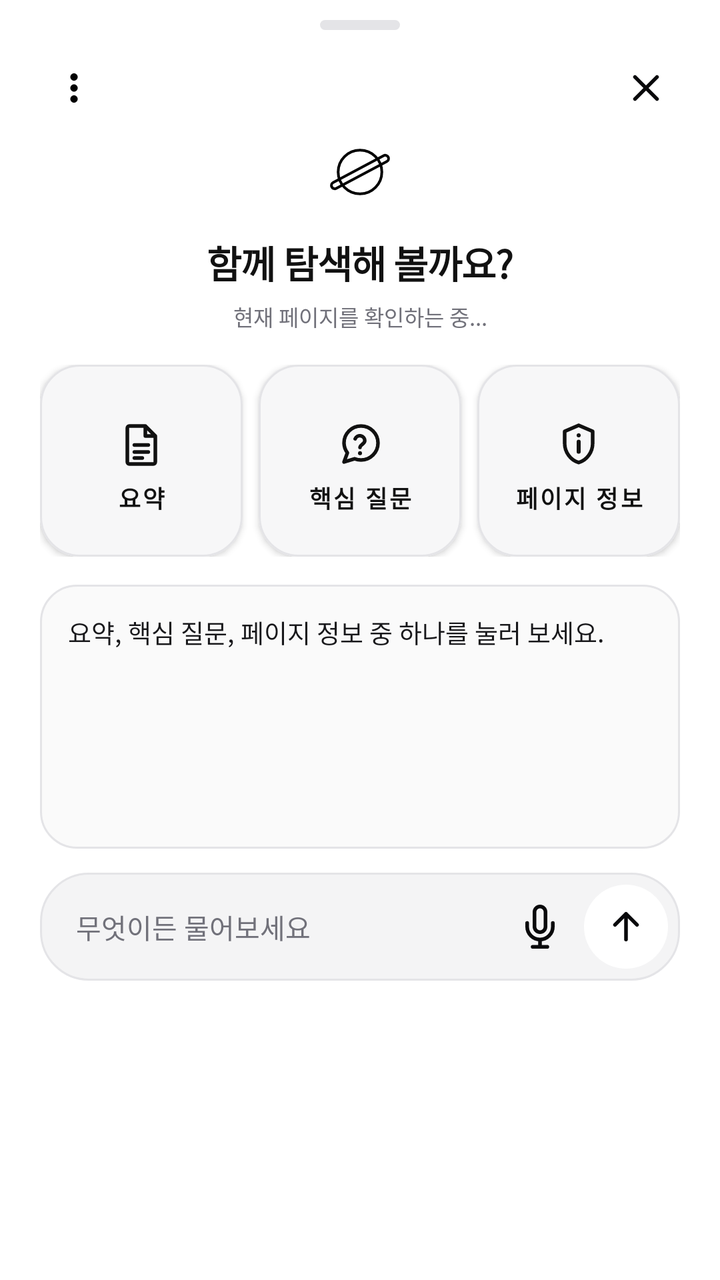
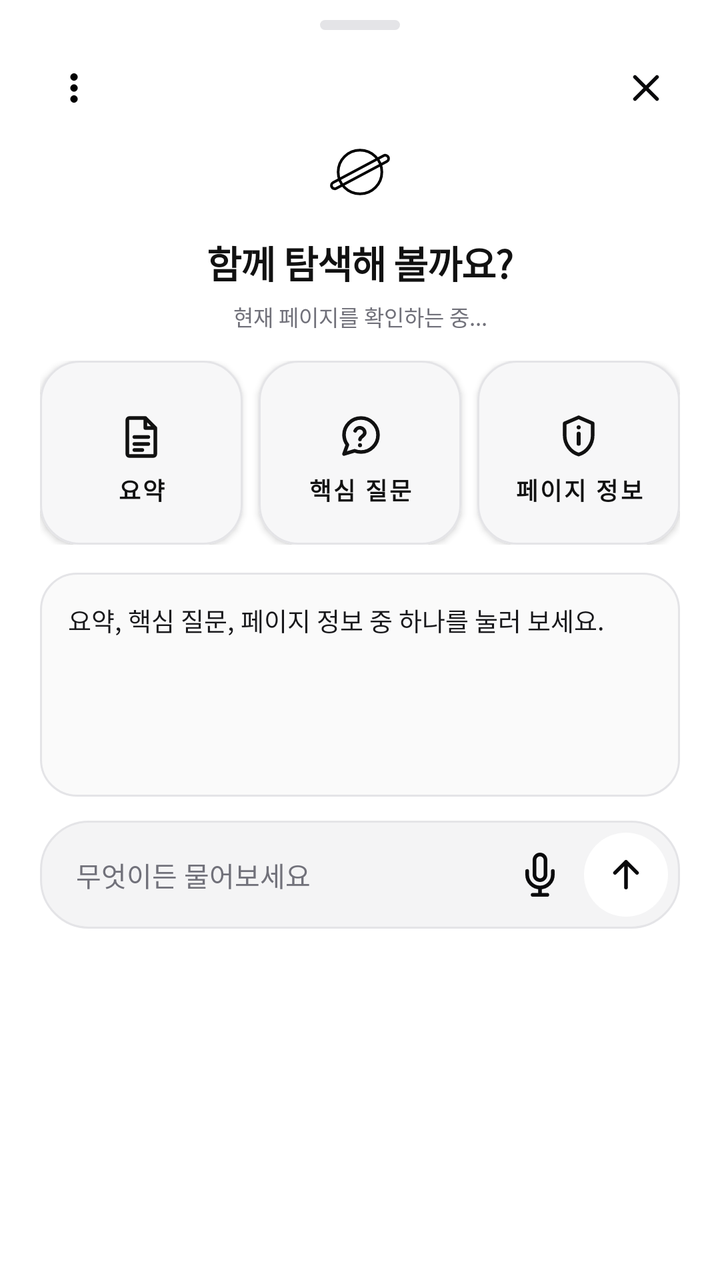

Compare the two renders of this Android layout. The source of the first and the diff that turns it into the second are given below.
<!-- AndroidManifest.xml: application theme Theme.CreamAiHub -->
<!-- res/layout/dialog_summary_bottom_sheet.xml -->
<?xml version="1.0" encoding="utf-8"?>
<LinearLayout
    xmlns:android="http://schemas.android.com/apk/res/android"
    xmlns:app="http://schemas.android.com/apk/res-auto"
    android:id="@+id/layoutAiSheetRoot"
    android:layout_width="match_parent"
    android:layout_height="wrap_content"
    android:orientation="vertical"
    android:paddingHorizontal="20dp"
    android:paddingTop="8dp"
    android:paddingBottom="18dp"
    android:background="@drawable/bg_bottom_sheet">

    
    <View
        android:id="@+id/viewSheetHandle"
        android:layout_width="40dp"
        android:layout_height="5dp"
        android:layout_gravity="center_horizontal"
        android:layout_marginTop="2dp"
        android:layout_marginBottom="10dp"
        android:background="@drawable/bg_ai_handle" />

    
    <FrameLayout
        android:layout_width="match_parent"
        android:layout_height="38dp">

        <ImageView
            android:id="@+id/btnSheetMenu"
            android:layout_width="34dp"
            android:layout_height="34dp"
            android:layout_gravity="start|center_vertical"
            android:padding="6dp"
            android:src="@drawable/ic_more_vert"
            android:background="?attr/selectableItemBackgroundBorderless"
            android:contentDescription="메뉴" />

        <ImageView
            android:id="@+id/btnCloseSheet"
            android:layout_width="34dp"
            android:layout_height="34dp"
            android:layout_gravity="end|center_vertical"
            android:padding="6dp"
            android:src="@drawable/ic_close"
            android:background="?attr/selectableItemBackgroundBorderless"
            android:contentDescription="닫기" />
    </FrameLayout>

    
    <ImageView
        android:id="@+id/ivSheetLogo"
        android:layout_width="42dp"
        android:layout_height="42dp"
        android:layout_gravity="center_horizontal"
        android:layout_marginTop="2dp"
        android:src="@drawable/ic_planet_logo"
        android:contentDescription="브라우저 로고" />

    
    <TextView
        android:id="@+id/tvSheetTitle"
        android:layout_width="match_parent"
        android:layout_height="wrap_content"
        android:layout_marginTop="10dp"
        android:gravity="center"
        android:text="함께 탐색해 볼까요?"
        android:textSize="19sp"
        android:textStyle="bold"
        android:letterSpacing="-0.02"
        android:textColor="#111111" />

    
    <TextView
        android:id="@+id/tvSharedUrl"
        android:layout_width="match_parent"
        android:layout_height="wrap_content"
        android:layout_marginTop="5dp"
        android:layout_marginBottom="16dp"
        android:gravity="center"
        android:maxLines="1"
        android:ellipsize="end"
        android:text="현재 페이지를 확인하는 중..."
        android:textSize="11sp"
        android:textColor="#71717A" />

    
    <LinearLayout
        android:layout_width="match_parent"
        android:layout_height="wrap_content"
        android:orientation="horizontal"
        android:layout_marginBottom="14dp">

        <com.google.android.material.button.MaterialButton
            android:id="@+id/btnQuickSummary"
            android:layout_width="0dp"
            android:layout_height="96dp"
            android:layout_weight="1"
            android:layout_marginEnd="8dp"
            android:minWidth="0dp"
            android:minHeight="0dp"
            android:insetTop="0dp"
            android:insetBottom="0dp"
            android:paddingTop="16dp"
            android:paddingBottom="12dp"
            android:paddingHorizontal="4dp"
            android:gravity="center"
            android:text="요약"
            android:textSize="12sp"
            android:textStyle="bold"
            android:textAllCaps="false"
            android:textColor="#111111"
            android:backgroundTint="#F7F7F8"
            app:cornerRadius="20dp"
            app:strokeWidth="1dp"
            app:strokeColor="#E4E4E7"
            app:icon="@drawable/ic_ai_summary"
            app:iconSize="24dp"
            app:iconGravity="textTop"
            app:iconPadding="9dp"
            app:iconTint="#111111" />

        <com.google.android.material.button.MaterialButton
            android:id="@+id/btnQuickQuestions"
            android:layout_width="0dp"
            android:layout_height="96dp"
            android:layout_weight="1"
            android:layout_marginEnd="8dp"
            android:minWidth="0dp"
            android:minHeight="0dp"
            android:insetTop="0dp"
            android:insetBottom="0dp"
            android:paddingTop="16dp"
            android:paddingBottom="12dp"
            android:paddingHorizontal="4dp"
            android:gravity="center"
            android:text="핵심 질문"
            android:textSize="12sp"
            android:textStyle="bold"
            android:textAllCaps="false"
            android:textColor="#111111"
            android:backgroundTint="#F7F7F8"
            app:cornerRadius="20dp"
            app:strokeWidth="1dp"
            app:strokeColor="#E4E4E7"
            app:icon="@drawable/ic_ai_question"
            app:iconSize="24dp"
            app:iconGravity="textTop"
            app:iconPadding="9dp"
            app:iconTint="#111111" />

        <com.google.android.material.button.MaterialButton
            android:id="@+id/btnQuickPageInfo"
            android:layout_width="0dp"
            android:layout_height="96dp"
            android:layout_weight="1"
            android:minWidth="0dp"
            android:minHeight="0dp"
            android:insetTop="0dp"
            android:insetBottom="0dp"
            android:paddingTop="16dp"
            android:paddingBottom="12dp"
            android:paddingHorizontal="4dp"
            android:gravity="center"
            android:text="페이지 정보"
            android:textSize="12sp"
            android:textStyle="bold"
            android:textAllCaps="false"
            android:textColor="#111111"
            android:backgroundTint="#F7F7F8"
            app:cornerRadius="20dp"
            app:strokeWidth="1dp"
            app:strokeColor="#E4E4E7"
            app:icon="@drawable/ic_ai_page_info"
            app:iconSize="24dp"
            app:iconGravity="textTop"
            app:iconPadding="9dp"
            app:iconTint="#111111" />
    </LinearLayout>

    
    <androidx.core.widget.NestedScrollView
        android:id="@+id/scrollSheetResult"
        android:layout_width="match_parent"
        android:layout_height="132dp"
        android:layout_marginBottom="12dp"
        android:fillViewport="true"
        android:background="@drawable/bg_result_box"
        android:padding="14dp">

        <LinearLayout
            android:id="@+id/layoutChatMessages"
            android:layout_width="match_parent"
            android:layout_height="wrap_content"
            android:orientation="vertical">

            <TextView
                android:id="@+id/tvSummaryResult"
                android:layout_width="match_parent"
                android:layout_height="wrap_content"
                android:text="요약, 핵심 질문, 페이지 정보 중 하나를 눌러 보세요."
                android:textSize="12.5sp"
                android:lineSpacingExtra="3dp"
                android:textColor="#18181B" />
        </LinearLayout>
    </androidx.core.widget.NestedScrollView>

    <ProgressBar
        android:id="@+id/sheetProgressBar"
        android:layout_width="20dp"
        android:layout_height="20dp"
        android:layout_gravity="center_horizontal"
        android:layout_marginBottom="8dp"
        android:visibility="gone" />

    
    <LinearLayout
        android:id="@+id/layoutSheetInput"
        android:layout_width="match_parent"
        android:layout_height="54dp"
        android:orientation="horizontal"
        android:gravity="center_vertical"
        android:paddingStart="18dp"
        android:paddingEnd="6dp"
        android:background="@drawable/bg_input_box">

        <EditText
            android:id="@+id/etSheetQuery"
            android:layout_width="0dp"
            android:layout_height="match_parent"
            android:layout_weight="1"
            android:hint="무엇이든 물어보세요"
            android:textSize="13.5sp"
            android:textColor="#111111"
            android:textColorHint="#71717A"
            android:textCursorDrawable="@drawable/cursor_black"
            android:background="@null"
            android:imeOptions="actionSend"
            android:inputType="text|textCapSentences"
            android:maxLines="1"
            android:paddingVertical="0dp" />

        <ImageView
            android:id="@+id/btnSheetMic"
            android:layout_width="36dp"
            android:layout_height="36dp"
            android:padding="7dp"
            android:src="@drawable/ic_mic"
            android:background="?attr/selectableItemBackgroundBorderless"
            android:layout_marginEnd="4dp"
            android:contentDescription="음성 입력" />

        <ImageView
            android:id="@+id/btnSheetSend"
            android:layout_width="42dp"
            android:layout_height="42dp"
            android:padding="10dp"
            android:src="@drawable/ic_send_arrow"
            android:background="@drawable/bg_ai_send_circle"
            android:contentDescription="전송" />
    </LinearLayout>

</LinearLayout>
<!-- resources referenced by this layout -->
<resources>
  <!-- drawable bg_ai_handle (drawable) -->
  <?xml version="1.0" encoding="utf-8"?>
  <shape xmlns:android="http://schemas.android.com/apk/res/android">
      <solid android:color="#E4E4E7" />
      <corners android:radius="3dp" />
  </shape>
  <!-- drawable bg_ai_send_circle (drawable) -->
  <?xml version="1.0" encoding="utf-8"?>
  <shape xmlns:android="http://schemas.android.com/apk/res/android"
      android:shape="oval">
      <solid android:color="#FFFFFF" />
  </shape>
  <!-- drawable bg_bottom_sheet (drawable) -->
  <?xml version="1.0" encoding="utf-8"?>
  <shape xmlns:android="http://schemas.android.com/apk/res/android">
      <solid android:color="#FFFFFF" />
      <corners 
          android:topLeftRadius="28dp" 
          android:topRightRadius="28dp" 
          android:bottomLeftRadius="0dp" 
          android:bottomRightRadius="0dp" />
  </shape>
  <!-- drawable bg_input_box (drawable) -->
  <?xml version="1.0" encoding="utf-8"?>
  <shape xmlns:android="http://schemas.android.com/apk/res/android">
      <solid android:color="#F4F4F5" />
      <stroke android:width="1dp" android:color="#E4E4E7" />
      <corners android:radius="24dp" />
  </shape>
  <!-- drawable bg_result_box (drawable) -->
  <?xml version="1.0" encoding="utf-8"?>
  <shape xmlns:android="http://schemas.android.com/apk/res/android">
      <solid android:color="#FAFAFA" />
      <stroke android:width="1dp" android:color="#E4E4E7" />
      <corners android:radius="18dp" />
  </shape>
  <!-- drawable cursor_black (drawable) -->
  <?xml version="1.0" encoding="utf-8"?>
  <shape xmlns:android="http://schemas.android.com/apk/res/android"
      android:shape="rectangle">
      <size android:width="2dp" />
      <solid android:color="#FF000000" />
  </shape>
  <!-- drawable ic_close (drawable) -->
  <vector xmlns:android="http://schemas.android.com/apk/res/android"
      android:width="24dp"
      android:height="24dp"
      android:viewportWidth="24"
      android:viewportHeight="24">
      <path
          android:strokeColor="#09090B"
          android:strokeWidth="2"
          android:strokeLineCap="round"
          android:strokeLineJoin="round"
          android:pathData="M18,6L6,18M6,6l12,12" />
  </vector>
  <!-- drawable ic_more_vert (drawable) -->
  <vector xmlns:android="http://schemas.android.com/apk/res/android"
      android:width="24dp"
      android:height="24dp"
      android:viewportWidth="24"
      android:viewportHeight="24">
    <path
        android:fillColor="#FF000000"
        android:pathData="M12,8c1.1,0 2,-0.9 2,-2s-0.9,-2 -2,-2 -2,0.9 -2,2 0.9,2 2,2zM12,10c-1.1,0 -2,0.9 -2,2s0.9,2 2,2 2,-0.9 2,-2 -0.9,-2 -2,-2zM12,16c-1.1,0 -2,0.9 -2,2s0.9,2 2,2 2,-0.9 2,-2 -0.9,-2 -2,-2z"/>
  </vector>
  <!-- drawable ic_send_arrow (drawable) -->
  <vector xmlns:android="http://schemas.android.com/apk/res/android"
      android:width="24dp"
      android:height="24dp"
      android:viewportWidth="24"
      android:viewportHeight="24">
      <path
          android:strokeColor="#09090B"
          android:strokeWidth="2"
          android:strokeLineCap="round"
          android:strokeLineJoin="round"
          android:pathData="M12,19V5M12,5l-6,6M12,5l6,6" />
  </vector>
  <style name="Theme.CreamAiHub" parent="Theme.MaterialComponents.DayNight.NoActionBar">
          <item name="colorPrimary">@color/primary_black</item>
          <item name="colorPrimaryVariant">@color/secondary_dark</item>
          <item name="colorOnPrimary">@color/white</item>
          <item name="android:statusBarColor">@color/white</item>
          <item name="android:windowLightStatusBar">true</item>
      </style>
  <color name="primary_black">#09090B</color>
  <color name="secondary_dark">#27272A</color>
  <color name="white">#FFFFFF</color>
  <!-- unchanged entries left out for length: 5 -->
</resources>

<!-- the commit's change to res/layout/dialog_summary_bottom_sheet.xml (unified diff, before → after) -->
@@ -76,7 +76,7 @@
         android:layout_width="match_parent"
         android:layout_height="wrap_content"
         android:layout_marginTop="5dp"
-        android:layout_marginBottom="16dp"
+        android:layout_marginBottom="14dp"
         android:gravity="center"
         android:maxLines="1"
         android:ellipsize="end"
@@ -94,7 +94,7 @@
         <com.google.android.material.button.MaterialButton
             android:id="@+id/btnQuickSummary"
             android:layout_width="0dp"
-            android:layout_height="96dp"
+            android:layout_height="92dp"
             android:layout_weight="1"
             android:layout_marginEnd="8dp"
             android:minWidth="0dp"
@@ -123,7 +123,7 @@
         <com.google.android.material.button.MaterialButton
             android:id="@+id/btnQuickQuestions"
             android:layout_width="0dp"
-            android:layout_height="96dp"
+            android:layout_height="92dp"
             android:layout_weight="1"
             android:layout_marginEnd="8dp"
             android:minWidth="0dp"
@@ -152,7 +152,7 @@
         <com.google.android.material.button.MaterialButton
             android:id="@+id/btnQuickPageInfo"
             android:layout_width="0dp"
-            android:layout_height="96dp"
+            android:layout_height="92dp"
             android:layout_weight="1"
             android:minWidth="0dp"
             android:minHeight="0dp"
@@ -182,7 +182,7 @@
     <androidx.core.widget.NestedScrollView
         android:id="@+id/scrollSheetResult"
         android:layout_width="match_parent"
-        android:layout_height="132dp"
+        android:layout_height="112dp"
         android:layout_marginBottom="12dp"
         android:fillViewport="true"
         android:background="@drawable/bg_result_box"
